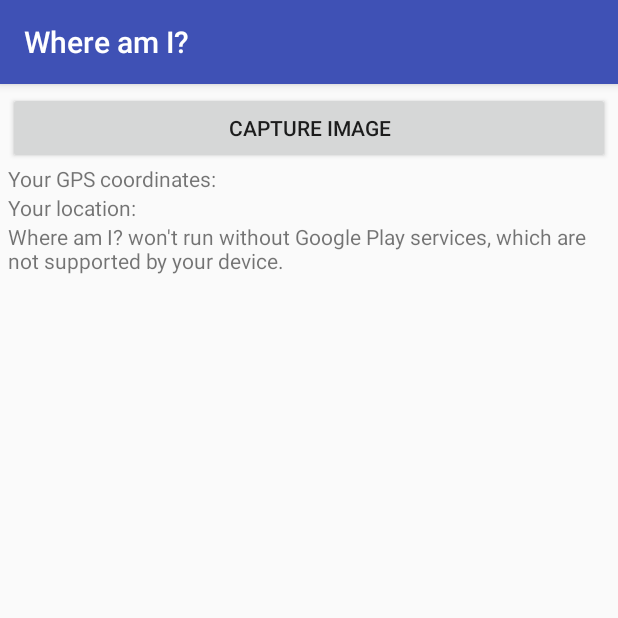
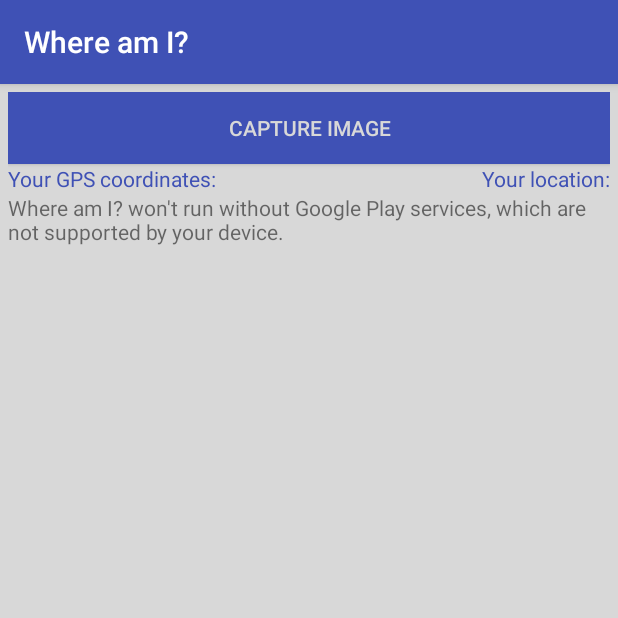
Before and after one commit to MarioDudjak/WhereAmI, an Android app: the screen it shows after launch (MainActivity), on a phone screen of 412 x 824 dp, the top half of it. Run offline under Robolectric (Android 15) with nearby library versions, the phone set to English and light mode, and no system bars.

Commit message:
Added Camera capture and Notifications

```diff
--- a/WhereamI/app/src/main/res/layout/activity_main.xml
+++ b/WhereamI/app/src/main/res/layout/activity_main.xml
@@ -3,23 +3,31 @@
     xmlns:tools="http://schemas.android.com/tools"
     android:layout_width="match_parent"
     android:layout_height="match_parent"
-    android:padding="@dimen/paddinglayout">
+    android:padding="@dimen/paddinglayout"
+    android:background="@color/backgroundColor">
     <Button
         android:id="@+id/bCaptureImage"
         android:layout_width="match_parent"
         android:text="Capture image"
+        android:background="@color/colorPrimary"
+        android:textColor="@color/backgroundColor"
         android:layout_height="wrap_content" />
     <TextView
         android:id="@+id/tvGeoLocation"
-        android:layout_width="match_parent"
+        android:layout_width="wrap_content"
+        android:textColor="@color/colorPrimary"
         android:text="@string/geoNumberLocation"
         android:layout_below="@id/bCaptureImage"
         android:layout_height="wrap_content" />
     <TextView
         android:id="@+id/tvLocation"
-        android:layout_width="match_parent"
+        android:layout_width="wrap_content"
         android:text="@string/geoLocation"
-        android:layout_below="@id/tvGeoLocation"
+        android:layout_below="@id/bCaptureImage"
+        android:textColor="@color/colorPrimary"
+        android:textAlignment="textEnd"
+        android:layout_alignParentRight="true"
+        android:layout_toRightOf="@id/tvGeoLocation"
         android:layout_height="wrap_content" />
     <fragment
         android:id="@+id/fGoogleMap"
--- a/WhereamI/app/src/main/res/values/colors.xml
+++ b/WhereamI/app/src/main/res/values/colors.xml
@@ -3,4 +3,5 @@
     <color name="colorPrimary">#3F51B5</color>
     <color name="colorPrimaryDark">#303F9F</color>
     <color name="colorAccent">#FF4081</color>
+    <color name="backgroundColor">#D8D8D8</color>
 </resources>
--- /dev/null
+++ b/WhereamI/app/src/main/res/xml/file_paths.xml
@@ -0,0 +1,4 @@
+<?xml version="1.0" encoding="utf-8"?>
+<paths xmlns:android="http://schemas.android.com/apk/res/android">
+    <external-path name="my_images" path="Android/data/hr.ferit.mdudjak.whereami/files/Pictures" />
+</paths>
```
Also changed, not shown: WhereamI/app/src/main/AndroidManifest.xml (+16 -1 lines), WhereamI/app/src/main/java/hr/ferit/mdudjak/whereami/MainActivity.java (+95 -2 lines).
